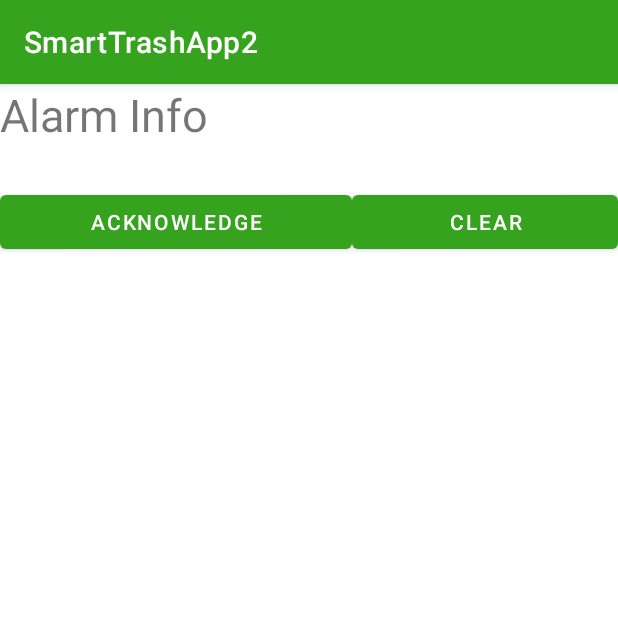
After one commit to Joserra13/SmartTrashApp2, an Android app: the AlarmActivity screen opened directly, with no data from a screen before it, on a phone screen of 412 x 824 dp, the top half of it. The commit adds this screen. Run offline under Robolectric (Android 15) with nearby library versions, the phone set to English and light mode, and no system bars.

Commit message:
Alarmas recogidas falta mandar ack y clear

```diff
--- /dev/null
+++ b/app/src/main/java/dte/masteriot/mdp/smarttrashapp2/AlarmActivity.java
@@ -0,0 +1,39 @@
+package dte.masteriot.mdp.smarttrashapp2;
+
+import androidx.appcompat.app.AppCompatActivity;
+
+import android.content.Intent;
+import android.os.Bundle;
+import android.view.View;
+import android.widget.TextView;
+
+public class AlarmActivity extends AppCompatActivity {
+
+    TextView alarmInfoTV;
+
+    Intent inputIntent;
+    String alarmInfo = "";
+    String alarmId = "";
+
+    @Override
+    protected void onCreate(Bundle savedInstanceState) {
+        super.onCreate(savedInstanceState);
+        setContentView(R.layout.activity_alarm);
+
+        alarmInfoTV = findViewById(R.id.textView24);
+
+        //Getting the Intent
+        inputIntent = getIntent();
+
+        alarmInfo = inputIntent.getStringExtra("alarmInfo");
+        alarmId = inputIntent.getStringExtra("alarmId");
+
+        alarmInfoTV.setText(alarmInfo);
+    }
+
+    public void sendACK(View view) {
+    }
+
+    public void sendClear(View view) {
+    }
+}
--- a/app/src/main/java/dte/masteriot/mdp/smarttrashapp2/LogInActivity.java
+++ b/app/src/main/java/dte/masteriot/mdp/smarttrashapp2/LogInActivity.java
@@ -40,7 +40,7 @@ public class LogInActivity extends AppCompatActivity {
     public void loginFunction(View view) {
 
         ThingsboardService tbs = ServiceGenerator.createService(ThingsboardService.class);
-        Call<JsonObject> resp = tbs.getToken(new Usuario(Username.getText().toString(), Username.getText().toString()));
+        Call<JsonObject> resp = tbs.getToken(new Usuario(Username.getText().toString(), Password.getText().toString()));
         //This enqueues of the Callback means we are making an asynchronous request (which won't block the UI-Thread)
         resp.enqueue(new Callback<JsonObject>() {
             @Override
@@ -56,7 +56,7 @@ public class LogInActivity extends AppCompatActivity {
                         SharedPreferences sharedPref = getApplicationContext().getSharedPreferences("MyPref", Context.MODE_PRIVATE);
                         SharedPreferences.Editor editor = sharedPref.edit();
                         editor.putString("user", Username.getText().toString());
-                        editor.putString("pass", Username.getText().toString());
+                        editor.putString("pass", Password.getText().toString());
                         editor.putString("token", token);
                         editor.commit();
 
--- /dev/null
+++ b/app/src/main/res/layout/activity_alarm.xml
@@ -0,0 +1,51 @@
+<?xml version="1.0" encoding="utf-8"?>
+<androidx.constraintlayout.widget.ConstraintLayout xmlns:android="http://schemas.android.com/apk/res/android"
+    xmlns:app="http://schemas.android.com/apk/res-auto"
+    xmlns:tools="http://schemas.android.com/tools"
+    android:layout_width="match_parent"
+    android:layout_height="match_parent"
+    tools:context=".AlarmActivity">
+
+    <LinearLayout
+        android:layout_width="match_parent"
+        android:layout_height="match_parent"
+        android:orientation="vertical">
+
+        <TextView
+            android:id="@+id/textView22"
+            android:layout_width="match_parent"
+            android:layout_height="wrap_content"
+            android:text="Alarm Info"
+            android:textSize="30sp" />
+
+        <TextView
+            android:id="@+id/textView24"
+            android:layout_width="match_parent"
+            android:layout_height="wrap_content"
+            android:text="TextView"
+            android:textSize="20sp" />
+
+        <LinearLayout
+            android:layout_width="match_parent"
+            android:layout_height="match_parent"
+            android:orientation="horizontal">
+
+            <Button
+                android:id="@+id/button7"
+                android:layout_width="wrap_content"
+                android:layout_height="wrap_content"
+                android:layout_weight="1"
+                android:text="Acknowledge"
+                android:onClick="sendACK"/>
+
+            <Button
+                android:id="@+id/button8"
+                android:layout_width="wrap_content"
+                android:layout_height="wrap_content"
+                android:layout_weight="1"
+                android:text="Clear"
+                android:onClick="sendClear"/>
+        </LinearLayout>
+
+    </LinearLayout>
+</androidx.constraintlayout.widget.ConstraintLayout>
```
Also changed, not shown: app/src/main/AndroidManifest.xml (+6 -1 lines), app/src/main/java/dte/masteriot/mdp/smarttrashapp2/ThingsboardService.java (+4 -4 lines), app/src/main/java/dte/masteriot/mdp/smarttrashapp2/WorkersList.java (+90 -5 lines), app/src/main/res/layout/activity_workers_list.xml (+13 -6 lines).
